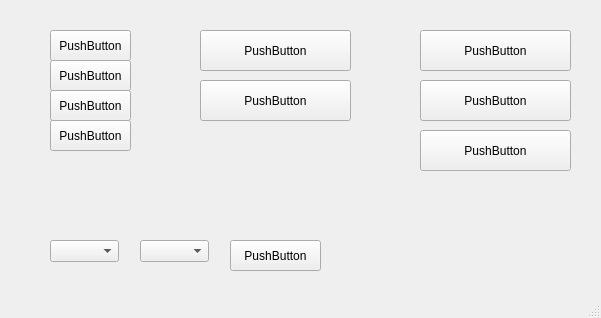
Krasherr/Graphs, file mainwindow.ui: the form before one commit.
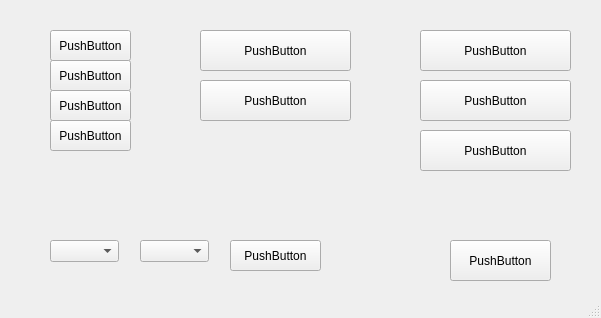
The form after the commit.

What changed in the file:
```diff
--- a/mainwindow.ui
+++ b/mainwindow.ui
@@ -164,6 +164,19 @@
      <string>PushButton</string>
     </property>
    </widget>
+   <widget class="QPushButton" name="pushButton_11">
+    <property name="geometry">
+     <rect>
+      <x>450</x>
+      <y>240</y>
+      <width>101</width>
+      <height>41</height>
+     </rect>
+    </property>
+    <property name="text">
+     <string>PushButton</string>
+    </property>
+   </widget>
   </widget>
   <widget class="QMenuBar" name="menuBar">
    <property name="geometry">
```
